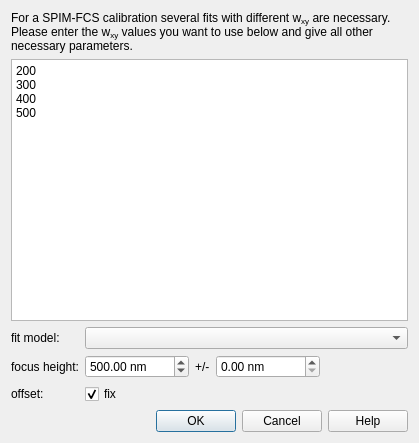
The window that plugins/imfcsfit/imfcscalibrationdialog.ui (jkriege2/QuickFit3) describes before a commit, drawn with Qt 5.
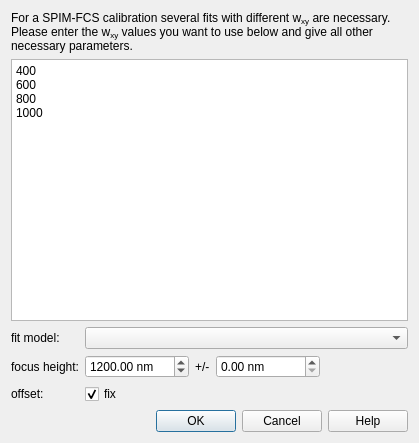
The same window after the commit. Icons and pictures are not drawn.

```diff
--- a/plugins/imfcsfit/imfcscalibrationdialog.ui
+++ b/plugins/imfcsfit/imfcscalibrationdialog.ui
@@ -35,10 +35,11 @@
    <item>
     <widget class="QPlainTextEdit" name="edtValues">
      <property name="plainText">
-      <string>200
-300
-400
-500</string>
+      <string>400
+600
+800
+1000
+</string>
      </property>
     </widget>
    </item>
@@ -85,7 +86,7 @@
            <double>100000.000000000000000</double>
           </property>
           <property name="value">
-           <double>500.000000000000000</double>
+           <double>1200.000000000000000</double>
           </property>
          </widget>
         </item>
```
